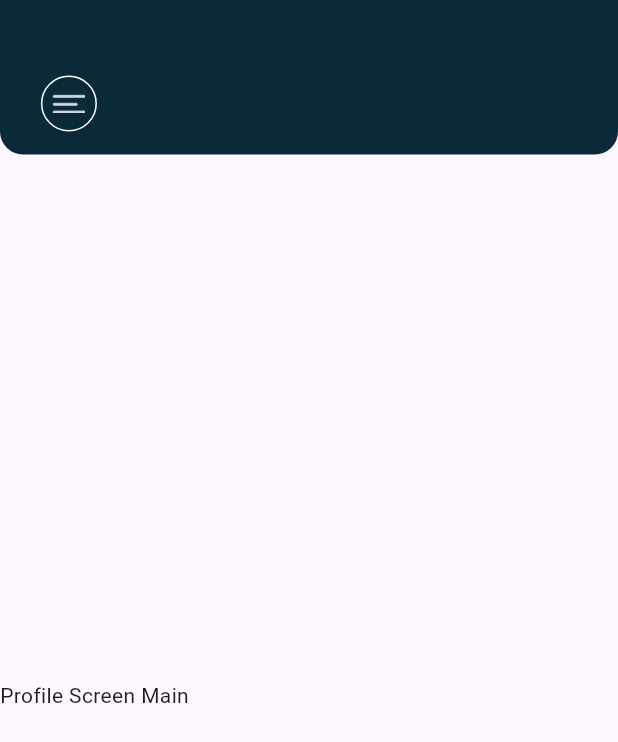
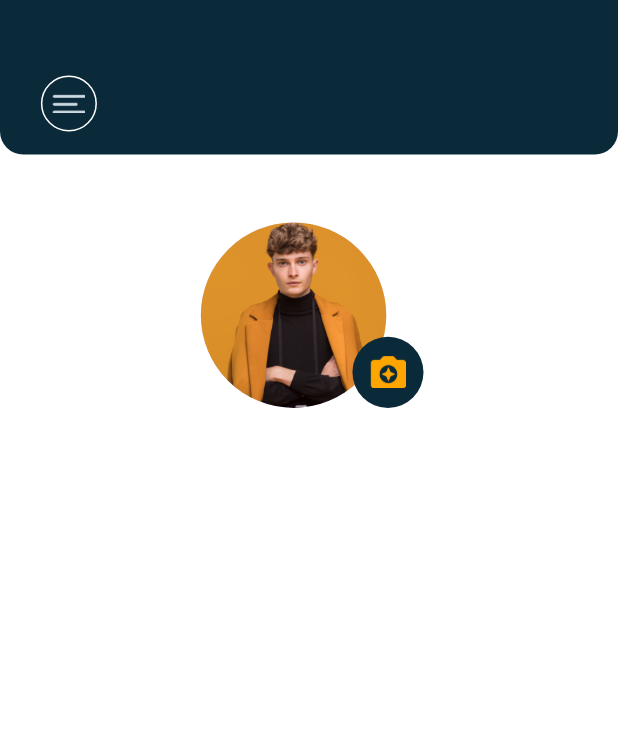
Before and after one commit to Shees-Ali1/Quandry, a Flutter app: the ProfileScreenMain screen opened directly, on a phone screen of 412 x 824 dp. Shown: the top 742 px of the screen. Run offline on Flutter 3.47's test engine with Material 3 defaults, Android fonts, the phone set to English and light mode, and no system bars; our stand-ins replace animated_notch_bottom_bar, flutter_screenutil, font_awesome_flutter, get, google_fonts, image_picker and 1 more.

```diff
--- a/lib/const/images.dart
+++ b/lib/const/images.dart
@@ -22,6 +22,8 @@ class AppImages {
   static const event_card_image = 'assets/images/party_hd.jpg';
   static const Bookmark = 'assets/images/Bookmark.png';
   static const back_icon = 'assets/images/back_icon.png';
+  static const profile_pic = 'assets/images/profile_pic_avatar.png';
+  static const camera_icon = 'assets/images/camera_icon.png';
 
 
 }
--- a/lib/profile_screen/profile_screen_main.dart
+++ b/lib/profile_screen/profile_screen_main.dart
@@ -1,25 +1,165 @@
 import 'package:flutter/material.dart';
+import 'package:flutter_screenutil/flutter_screenutil.dart';
+import 'package:get/get.dart';
+import 'package:image_picker/image_picker.dart'; // Import the image_picker package
+import 'package:quandry/const/colors.dart';
 import 'package:quandry/const/images.dart';
+import 'package:quandry/const/textstyle.dart';
+
+import 'dart:io';
+
 import 'package:quandry/widgets/appbar_small.dart';
 
-class ProfileScreenMain extends StatelessWidget {
+class ProfileScreenMain extends StatefulWidget {
   const ProfileScreenMain({super.key});
 
   @override
+  _ProfileScreenMainState createState() => _ProfileScreenMainState();
+}
+
+class _ProfileScreenMainState extends State<ProfileScreenMain> {
+  String? _imagePath; // Store the image path
+
+  // Controllers for the text fields
+  final TextEditingController firstname = TextEditingController();
+  final TextEditingController lastname = TextEditingController();
+  final TextEditingController email = TextEditingController();
+
+  @override
+  void dispose() {
+    // Dispose the controllers when the widget is disposed to free resources
+    firstname.dispose();
+    lastname.dispose();
+    email.dispose();
+    super.dispose();
+  }
+
+  /// Image Source dialog Box
+  void _showImageSourceDialog(BuildContext context) {
+    showDialog(
+      context: context,
+      builder: (context) {
+        return AlertDialog(
+          title: Text(
+            "Choose an Option",
+            style: jost400(
+              16,
+              AppColors.blueColor,
+            ),
+          ),
+          content: Column(
+            mainAxisSize: MainAxisSize.min,
+            children: [
+              TextButton(
+                onPressed: () {
+                  Navigator.pop(context);
+                  _pickImage(ImageSource.gallery); // Pick image from gallery
+                },
+                child:
+                    Text('Gallery', style: jost400(14.sp, AppColors.blueColor)),
+              ),
+              TextButton(
+                onPressed: () {
+                  Navigator.pop(context);
+                  _pickImage(ImageSource.camera); // Take photo with camera
+                },
+                child: Text('Camera', style: jost400(14.sp, AppColors.blueColor)),
+              ),
+            ],
+          ),
+          backgroundColor: AppColors.backgroundColor,
+        );
+      },
+    );
+  }
+
+  /// Function to pick an image
+  Future<void> _pickImage(ImageSource source) async {
+    final picker = ImagePicker();
+    final pickedFile = await picker.pickImage(
+        source: source); // Use pickImage instead of getImage
+
+    if (pickedFile != null) {
+      setState(() {
+        _imagePath = pickedFile.path; // Update the image path
+      });
+    }
+  }
+
+  @override
   Widget build(BuildContext context) {
-    return  Scaffold(
+    return GestureDetector(
+      onTap: () {
+        FocusScope.of(context)
+            .unfocus(); // Close the keyboard when tapping outside
+      },
+      child: Scaffold(
         appBar: AppbarSmall(
-        // title: "My Custom Title", // Change title as needed
+//         // title: "My Custom Title", // Change title as needed
           iconImage: AppImages.drawer_icon, // Change icon as needed
           onIconTap: () {
 // Define the action when the icon is tapped
           },
         ),
+        backgroundColor: AppColors.backgroundColor,
+        body: SingleChildScrollView(
+          child: Padding(
+            padding: EdgeInsets.symmetric(horizontal: 23.w),
+            child: Column(
+              children: [
+                SizedBox(height: 44.h),
 
-      body: Column(mainAxisAlignment: MainAxisAlignment.center,
+                /// Profile Image And Camera Icon
+                Align(
+                  alignment: Alignment.center,
+                  child: Container(
+                    width: 138.w,
+                    child: Stack(
                       children: [
-          Text("Profile Screen Main")
+                        SizedBox(
+                          height: 120.h,
+                          width: 120.w,
+                          child: CircleAvatar(
+                            backgroundImage: _imagePath != null
+                                ? FileImage(File(_imagePath!))
+                                : AssetImage(AppImages.profile_pic)
+                                    as ImageProvider,
+                            // Use the image from AppImages
+                            radius: 60, // Optional: customize radius if needed
+                          ),
+                        ),
+
+                        /// Image Picker
+                        Positioned(
+                          right: 0,
+                          bottom: 0,
+                          child: GestureDetector(
+                            onTap: () => _showImageSourceDialog(context),
+                            // Open image source dialog
+                            child: SizedBox(
+                              width: 46.w,
+                              height: 46.h,
+                              child: CircleAvatar(
+                                backgroundColor: AppColors.blueColor,
+                                child: SizedBox(
+                                  width: 23.w,
+                                  height: 20.7.h,
+                                  child: Image.asset(AppImages
+                                      .camera_icon), // Use Image.asset to load the image
+                                ),
+                              ),
+                            ),
+                          ),
+                        ),
                       ],
+                    ),
+                  ),
+                ),
+                SizedBox(height: 56.h),
+              ],
+            ),
+          ),
+        ),
       ),
     );
   }
```
Also changed, not shown: assets/images/camera_icon.png (added), assets/images/profile_pic_avatar.png (added). Lines whose indentation alone changed are shown as unchanged.
